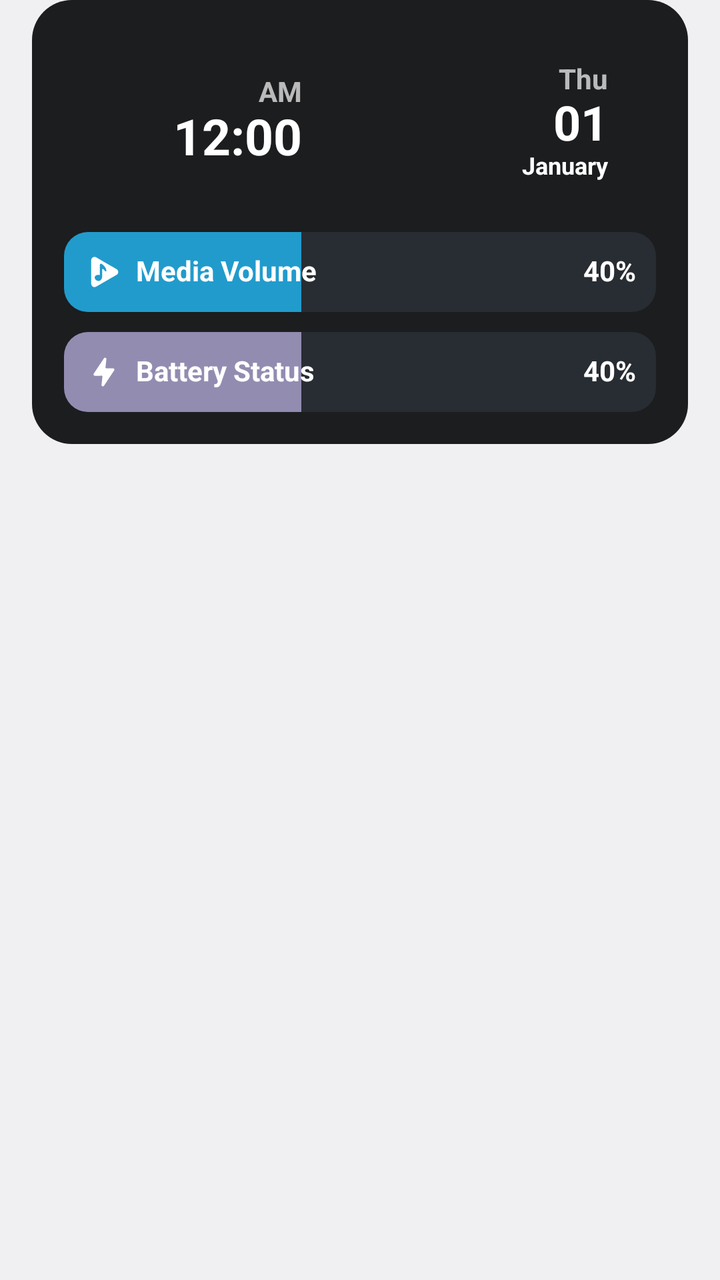
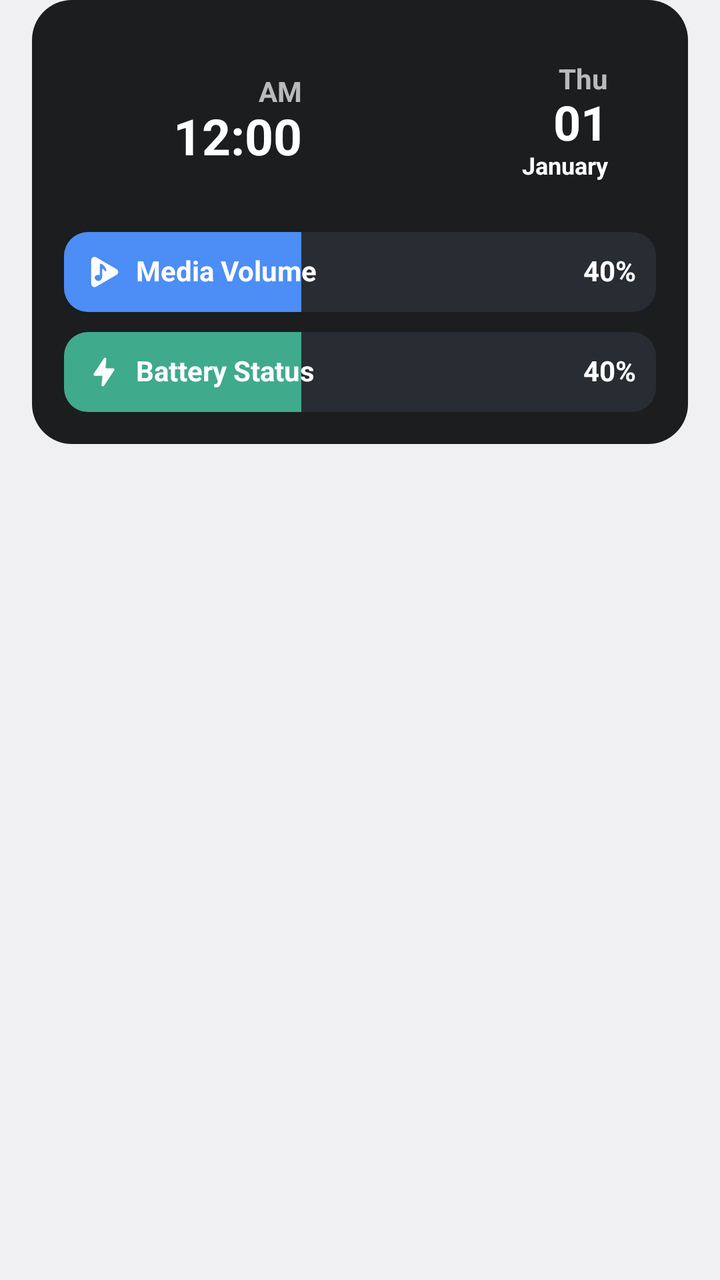

Screens rendered from an Android XML layout before and after an edit, with the pre-edit source and the edit as a unified diff.
<!-- AndroidManifest.xml: application theme android:Theme.DeviceDefault.Light.NoActionBar -->
<!-- res/layout/zclock_ls_5.xml -->
<?xml version="1.0" encoding="utf-8"?>
<LinearLayout xmlns:android="http://schemas.android.com/apk/res/android"
    xmlns:app="http://schemas.android.com/apk/res-auto"
    android:layout_width="match_parent"
    android:layout_height="wrap_content"
    android:layout_gravity="center_horizontal|top"
    android:gravity="center_horizontal|top"
    android:orientation="vertical">

    <LinearLayout
        android:layout_width="match_parent"
        android:layout_height="wrap_content"
        android:layout_gravity="center_horizontal|top"
        android:gravity="center_horizontal|top"
        android:layout_marginHorizontal="16dp"
        android:layout_marginBottom="5dp"
        android:background="@drawable/lockscreen_clock_5_widget_bg"
        android:backgroundTint="#FF1B1D1F"
        android:orientation="vertical"
        android:padding="16dp">

        <LinearLayout
            android:layout_width="match_parent"
            android:layout_height="wrap_content"
            android:layout_gravity="center"
            android:gravity="center"
            android:orientation="horizontal">

            <LinearLayout
                android:layout_width="0dp"
                android:layout_height="90dp"
                android:layout_marginEnd="5dp"
                android:layout_weight="1.0"
                android:background="@drawable/lockscreen_clock_5_clock_bg"
                android:backgroundTint="@android:color/system_accent1_200"
                android:backgroundTintMode="multiply"
                android:clipToOutline="true"
                android:gravity="center|end|fill_horizontal"
                android:orientation="vertical"
                android:paddingVertical="10dp"
                android:paddingEnd="24dp"
                android:tag="accent1">

                <TextClock
                    android:layout_width="wrap_content"
                    android:layout_height="wrap_content"
                    android:layout_gravity="end"
                    android:includeFontPadding="false"
                    android:alpha="0.7"
                    android:format12Hour="a"
                    android:format24Hour="ss"
                    android:singleLine="true"
                    android:tag="text1|nolineheight"
                    android:textAlignment="viewEnd"
                    android:textColor="@android:color/white"
                    android:textSize="14sp"
                    android:textStyle="bold" />

                <TextClock
                    android:layout_width="wrap_content"
                    android:layout_height="wrap_content"
                    android:includeFontPadding="false"
                    android:layout_gravity="end"
                    android:format12Hour="h:mm"
                    android:format24Hour="HH:mm"
                    android:singleLine="true"
                    android:tag="text1"
                    android:textAlignment="viewEnd"
                    android:textColor="@android:color/white"
                    android:textSize="25sp"
                    android:textStyle="bold" />
            </LinearLayout>

            <LinearLayout
                android:layout_width="0dp"
                android:layout_height="90dp"
                android:layout_marginStart="5dp"
                android:layout_weight="1.0"
                android:background="@drawable/lockscreen_clock_5_calendar_bg"
                android:backgroundTint="@android:color/system_accent3_200"
                android:backgroundTintMode="multiply"
                android:clipToOutline="true"
                android:gravity="center|end|fill_horizontal"
                android:orientation="vertical"
                android:paddingVertical="10dp"
                android:paddingEnd="24dp"
                android:tag="accent3">

                <TextClock
                    android:layout_width="match_parent"
                    android:layout_height="wrap_content"
                    android:layout_gravity="end"
                    android:alpha="0.7"
                    android:format12Hour="EEE"
                    android:format24Hour="EEE"
                    android:singleLine="true"
                    android:tag="text1|nolineheight"
                    android:includeFontPadding="false"
                    android:textAlignment="viewEnd"
                    android:textColor="@android:color/white"
                    android:textSize="14sp"
                    android:textStyle="bold" />

                <TextClock
                    android:layout_width="match_parent"
                    android:layout_height="wrap_content"
                    android:layout_gravity="end"
                    android:format12Hour="dd"
                    android:format24Hour="dd"
                    android:singleLine="true"
                    android:includeFontPadding="false"
                    android:tag="text1"
                    android:textAlignment="viewEnd"
                    android:textColor="@android:color/white"
                    android:textSize="24sp"
                    android:textStyle="bold" />

                <TextClock
                    android:layout_width="match_parent"
                    android:layout_height="wrap_content"
                    android:layout_gravity="end"
                    android:format12Hour="MMMM"
                    android:format24Hour="MMMM"
                    android:includeFontPadding="false"
                    android:singleLine="true"
                    android:tag="text1"
                    android:textAlignment="viewEnd"
                    android:textColor="@android:color/white"
                    android:textSize="12sp"
                    android:textStyle="bold" />
            </LinearLayout>
        </LinearLayout>

        <FrameLayout
            android:layout_width="match_parent"
            android:layout_height="40dp"
            android:layout_marginTop="10dp"
            android:layout_marginBottom="5dp"
            android:gravity="center_vertical">

            <ProgressBar
                android:tag="volume_progressbar"
                android:layout_width="match_parent"
                android:layout_height="40dp"
                android:indeterminateDrawable="@drawable/lockscreen_clock_5_widget_progress_track"
                android:indeterminateOnly="false"
                android:progress="40"
                android:progressDrawable="@drawable/lockscreen_clock_5_widget_progress_track"
                android:progressTint="@android:color/system_accent1_400" />

            <LinearLayout
                android:layout_width="match_parent"
                android:layout_height="match_parent"
                android:layout_gravity="center_vertical"
                android:gravity="center_vertical"
                android:orientation="horizontal"
                android:paddingHorizontal="10dp">

                <ImageView
                    android:layout_width="20dp"
                    android:layout_height="20dp"
                    android:layout_marginEnd="6dp"
                    android:src="@drawable/ic_widget_media"
                    android:tag="text1"
                    android:tint="@android:color/white" />

                <TextView
                    android:layout_width="wrap_content"
                    android:layout_height="wrap_content"
                    android:layout_gravity="start|center"
                    android:drawablePadding="3dp"
                    android:ellipsize="end"
                    android:includeFontPadding="false"
                    android:gravity="start"
                    android:singleLine="true"
                    android:tag="text1"
                    android:text="Media Volume"
                    android:textColor="@android:color/white"
                    android:textSize="14sp"
                    android:textStyle="bold" />

                <View
                    android:layout_width="0dp"
                    android:layout_height="1dp"
                    android:layout_weight="1" />

                <TextView
                    android:layout_width="wrap_content"
                    android:layout_height="wrap_content"
                    android:layout_gravity="end|center"
                    android:ellipsize="end"
                    android:gravity="end"
                    android:singleLine="true"
                    android:tag="text1|volume_level"
                    android:includeFontPadding="false"
                    android:text="40%"
                    android:textColor="@android:color/white"
                    android:textSize="14sp"
                    android:textStyle="bold" />
            </LinearLayout>
        </FrameLayout>

        <FrameLayout
            android:layout_width="match_parent"
            android:layout_height="40dp"
            android:layout_marginTop="5dp"
            android:gravity="center_vertical">

            <ProgressBar
                android:tag="battery_progressbar"
                android:layout_width="match_parent"
                android:layout_height="40dp"
                android:indeterminateDrawable="@drawable/lockscreen_clock_5_widget_progress_track"
                android:indeterminateOnly="false"
                android:progress="40"
                android:progressDrawable="@drawable/lockscreen_clock_5_widget_progress_track"
                android:progressTint="@android:color/system_accent3_400" />

            <LinearLayout
                android:layout_width="match_parent"
                android:layout_height="match_parent"
                android:layout_gravity="center_vertical"
                android:gravity="center_vertical"
                android:orientation="horizontal"
                android:paddingHorizontal="10dp">

                <ImageView
                    android:layout_width="20dp"
                    android:layout_height="20dp"
                    android:layout_marginEnd="6dp"
                    android:src="@drawable/ic_widget_power"
                    android:tag="text1"
                    android:tint="@android:color/white" />

                <TextView
                    android:layout_width="wrap_content"
                    android:layout_height="wrap_content"
                    android:includeFontPadding="false"
                    android:layout_gravity="start|center"
                    android:drawablePadding="3dp"
                    android:ellipsize="end"
                    android:gravity="start"
                    android:singleLine="true"
                    android:tag="text1|battery_status"
                    android:text="Battery Status"
                    android:textColor="@android:color/white"
                    android:textSize="14sp"
                    android:textStyle="bold" />

                <View
                    android:layout_width="0dp"
                    android:layout_height="1dp"
                    android:layout_weight="1" />

                <TextView
                    android:layout_width="wrap_content"
                    android:includeFontPadding="false"
                    android:layout_height="wrap_content"
                    android:layout_gravity="end|center"
                    android:ellipsize="end"
                    android:gravity="end"
                    android:singleLine="true"
                    android:tag="text1|battery_percentage"
                    android:text="40%"
                    android:textColor="@android:color/white"
                    android:textSize="14sp"
                    android:textStyle="bold" />
            </LinearLayout>
        </FrameLayout>
    </LinearLayout>
</LinearLayout>
<!-- resources referenced by this layout -->
<resources>
  <!-- drawable ic_widget_media (drawable) -->
  <?xml version="1.0" encoding="utf-8"?>
  <vector xmlns:android="http://schemas.android.com/apk/res/android"
      xmlns:tools="http://schemas.android.com/tools"
      android:width="20dp"
      android:height="20dp"
      android:viewportWidth="36.0"
      android:viewportHeight="36.0">
      <path
          android:fillColor="#FFFFFF"
          android:pathData="M6.5,18 C6.5,14.5,6.5,11,6.5,7.5 C6.5,6.3,7,5.4,8,4.8 C9,4.2,10,4.3,11,4.8 C13.9,6.5,16.8,8.2,19.7,9.9 C22.9,11.7,26,13.5,29.1,15.3 C29.7,15.6,30.1,16,30.4,16.6 C31.3,18,30.8,19.7,29.3,20.6 C27.5,21.6,25.7,22.7,23.9,23.7 C19.6,26.2,15.4,28.6,11.1,31.1 C10.2,31.6,9.3,31.8,8.4,31.4 C7.3,31,6.7,30.2,6.6,29 C6.5,28.8,6.5,28.6,6.5,28.4 C6.5,24.9,6.5,21.4,6.5,18 Z M14.3,20.8 C14.1,20.8,14,20.7,13.9,20.7 C13,20.6,12.2,20.5,11.4,20.8 C9.9,21.3,9.1,23,10,24.2 C10.2,24.6,10.5,25,10.9,25.3 C12.5,26.6,14.8,26.2,15.7,24.4 C16.2,23.5,16.4,22.6,16.4,21.6 C16.4,19.7,16.4,17.7,16.4,15.7 C16.4,15.2,16.7,15,17.1,15.3 C17.4,15.5,17.7,15.7,17.9,15.9 C18.3,16.4,18.7,16.8,19.1,17.3 C19.3,17.5,19.6,17.6,19.8,17.5 C19.9,17.4,20.1,17.1,20.1,17 C20.2,16.7,20.1,16.4,20.1,16.2 C19.4,13.8,18,11.9,15.8,10.7 C15.1,10.3,14.3,10.7,14.3,11.5 C14.3,14.4,14.3,17.3,14.3,20.2 C14.3,20.4,14.3,20.6,14.3,20.8 Z"
          tools:ignore="VectorPath" />
  </vector>
  <!-- drawable ic_widget_power (drawable) -->
  <?xml version="1.0" encoding="utf-8"?>
  <vector xmlns:android="http://schemas.android.com/apk/res/android"
      android:width="20dp"
      android:height="20dp"
      android:viewportWidth="36.0"
      android:viewportHeight="36.0">
      <path
          android:fillColor="#FFFFFF"
          android:pathData="M27,16.8c-2.9,4.4-5.9,8.8-8.8,13.3c-0.4,0.6-0.9,1-1.7,0.7c-0.7-0.3-0.8-0.9-0.7-1.6 c0.3-2.2,0.5-4.3,0.7-6.5c0.1-1,0-1.6-1.2-1.4c-0.4,0.1-0.9,0.1-1.3,0.1c-0.2 0-0.5 0-0.7 0h0 c-0.1,0-0.2 0-0.4 0c-0.6,0-1.2,0-1.8,0c-0.4,0-0.8,0-1.2 0c-1.3-0.1-1.8-1-1.1-2 c3-4.5,6-9,9-13.5c0.4-0.6,0.9-0.9,1.5-0.7c0.7,0.2,0.9,0.8,0.8,1.5c-0.3,2.2-0.4,4.4-0.7,6.6 c-0.1,1,0,1.5,1.2,1.4c1.7-0.1,3.5-0.1,5.2 0C27.3,14.7,27.8,15.6,27,16.8z" />
  </vector>
  <!-- drawable lockscreen_clock_5_widget_bg (drawable) -->
  <?xml version="1.0" encoding="utf-8"?>
  <ripple xmlns:android="http://schemas.android.com/apk/res/android"
      android:color="?android:colorControlHighlight">
      <item android:id="@android:id/mask">
          <shape>
              <solid android:color="#ffffffff" />
              <corners android:radius="20dp" />
          </shape>
      </item>
      <item android:id="@android:id/background">
          <shape android:shape="rectangle">
              <solid android:color="#ffffffff" />
              <corners android:radius="20dp" />
          </shape>
      </item>
  </ripple>
  <!-- drawable lockscreen_clock_5_widget_progress_track (drawable) -->
  <?xml version="1.0" encoding="utf-8"?>
  <layer-list xmlns:android="http://schemas.android.com/apk/res/android"
      android:paddingMode="stack">
      <item
          android:id="@android:id/background"
          android:gravity="fill_horizontal|center">
          <shape android:tint="#ff282c33">
              <solid android:color="#ffffffff" />
              <size android:height="40dp" />
              <corners android:radius="12dp" />
          </shape>
      </item>
      <item
          android:id="@android:id/progress"
          android:gravity="fill_horizontal|center">
          <clip>
              <shape android:shape="rectangle">
                  <corners android:radius="12dp" />
                  <size android:height="40dp" />
                  <gradient
                      android:angle="0.0"
                      android:endColor="#ff577aff"
                      android:startColor="#ff335dff" />
              </shape>
          </clip>
      </item>
  </layer-list>
  <!-- unchanged entries left out for length: 2 -->
</resources>

<!-- the commit's change to res/layout/zclock_ls_5.xml (unified diff, before → after) -->
@@ -32,7 +32,7 @@
                 android:layout_marginEnd="5dp"
                 android:layout_weight="1.0"
                 android:background="@drawable/lockscreen_clock_5_clock_bg"
-                android:backgroundTint="@android:color/system_accent1_200"
+                android:backgroundTint="@color/zc_accent1_200"
                 android:backgroundTintMode="multiply"
                 android:clipToOutline="true"
                 android:gravity="center|end|fill_horizontal"
@@ -77,7 +77,7 @@
                 android:layout_marginStart="5dp"
                 android:layout_weight="1.0"
                 android:background="@drawable/lockscreen_clock_5_calendar_bg"
-                android:backgroundTint="@android:color/system_accent3_200"
+                android:backgroundTint="@color/zc_accent3_200"
                 android:backgroundTintMode="multiply"
                 android:clipToOutline="true"
                 android:gravity="center|end|fill_horizontal"
@@ -146,7 +146,7 @@
                 android:indeterminateOnly="false"
                 android:progress="40"
                 android:progressDrawable="@drawable/lockscreen_clock_5_widget_progress_track"
-                android:progressTint="@android:color/system_accent1_400" />
+                android:progressTint="@color/zc_accent1_400" />
 
             <LinearLayout
                 android:layout_width="match_parent"
@@ -214,7 +214,7 @@
                 android:indeterminateOnly="false"
                 android:progress="40"
                 android:progressDrawable="@drawable/lockscreen_clock_5_widget_progress_track"
-                android:progressTint="@android:color/system_accent3_400" />
+                android:progressTint="@color/zc_accent3_400" />
 
             <LinearLayout
                 android:layout_width="match_parent"
<!-- resource entries referenced after the edit -->
@@ -1,5 +1,9 @@
 <!-- resources referenced by this layout -->
 <resources>
+  <color name="zc_accent1_200">#FFA8C7FA</color>
+  <color name="zc_accent1_400">#FF4C8DF6</color>
+  <color name="zc_accent3_200">#FF8BDBC1</color>
+  <color name="zc_accent3_400">#FF3FAA8C</color>
   <!-- drawable ic_widget_media (drawable) -->
   <?xml version="1.0" encoding="utf-8"?>
   <vector xmlns:android="http://schemas.android.com/apk/res/android"
